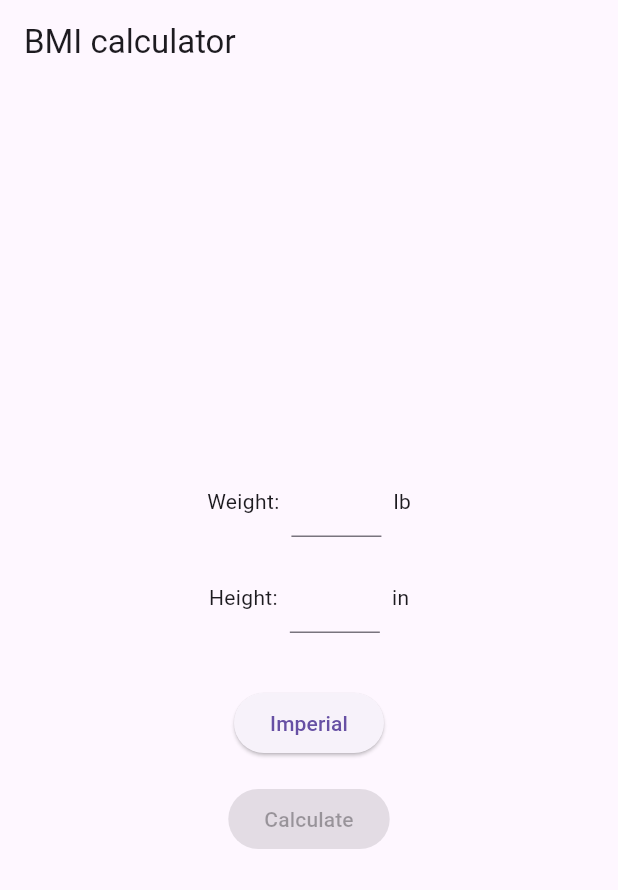
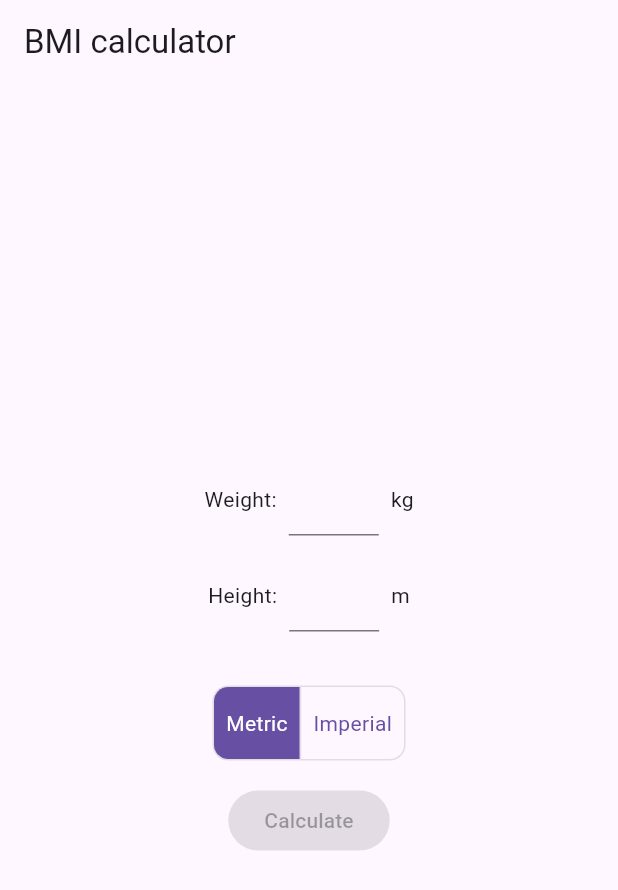
Before and after one commit to xszabo3/flutter_bmi, a Flutter app: the screen it shows after launch, after a tap on "Metric", on a phone screen of 412 x 824 dp. Shown: the top 890 px of the screen. Run offline on Flutter 3.47's test engine with Material 3 defaults, Android fonts, the phone set to English and light mode, and no system bars.

Commit message:
feat: rework unit switching - now uses toggle

```diff
--- a/lib/logic/bmi_logic.dart
+++ b/lib/logic/bmi_logic.dart
@@ -5,11 +5,12 @@ import 'package:flutter_bmi/model/bmi_model.dart';
 
 class BmiViewModel extends ChangeNotifier {
   final BmiModel model;
-  Unit unit = Unit.values.first;
   String? errorMessage;
   final heightTextController = TextEditingController();
   final weightTextController = TextEditingController();
   String? bmi;
+
+  Unit get unit => model.data.unit;
 
   Function()? get buttonStateHandler =>
     heightTextController.text.isNotEmpty && weightTextController.text.isNotEmpty
@@ -28,7 +29,7 @@ class BmiViewModel extends ChangeNotifier {
     super.dispose();
   }
 
-  Future<void> currentUnit() async {
+  /*Future<void> currentUnit() async { //TODO
     try {
       unit = (await model.loadFromServer());
     } catch (e) {
@@ -39,10 +40,15 @@ class BmiViewModel extends ChangeNotifier {
 
   Future<void> switchUnit() async {
     try {
-      unit = await model.switchUnit();
+      unit =
     } catch(e) {
       errorMessage = 'Cannot switch unit';
     }
+    notifyListeners();
+  }*/
+
+  void setUnit(int index){
+    model.setUnit(index);
     notifyListeners();
   }
 
@@ -66,7 +72,7 @@ class BmiViewModel extends ChangeNotifier {
         return;
     }
 
-    bmi = (weight / (pow(height, 2)) * unit.conversionFactor).toStringAsFixed(2);
+    bmi = (weight / (pow(height, 2)) * model.data.unit.conversionFactor).toStringAsFixed(2);
     notifyListeners();
   }
 }
--- a/lib/model/bmi_model.dart
+++ b/lib/model/bmi_model.dart
@@ -13,19 +13,39 @@ enum Unit{
   final double conversionFactor;
 }
 
+enum BmiCategory{
+  unknown,
+  underweight,
+  normal,
+  overweight,
+  obese
+}
+
+class BmiData{
+  Unit unit;
+  double height;
+  double weight;
+  double? bmi;
+  String? errorMessage;
+  BmiCategory category;
+
+  BmiData({
+    required this.unit,
+    required this.height,
+    required this.weight,
+    required this.category,
+  });
+}
+
 class BmiModel{
-  int index = 0;
-  final units = Unit.values;
-  final unitsLength = Unit.values.length;
+  final _unitsLength = Unit.values.length;
+  final BmiData _data = BmiData(unit: Unit.metric, height: 0, weight: 0, category: BmiCategory.unknown);
 
-  //Server simulation
-  Future<Unit> loadFromServer() async {
-    return await Future.value(Unit.values[index]);
-  }
+  BmiData get data => _data;
 
-  //Allows multiple units in the future
-  Future<Unit> switchUnit() async{
-    index = ++index % unitsLength;
-    return await loadFromServer();
+  void setUnit(int index){
+    index < _unitsLength
+    ? _data.unit = Unit.values[index]
+    : throw UnimplementedError('This unit is not implemented');
   }
 }
--- a/lib/ui/bmi_page.dart
+++ b/lib/ui/bmi_page.dart
@@ -82,10 +82,7 @@ class PageContents extends StatelessWidget {
         //Buttons
         Padding(
           padding: const EdgeInsets.all(8.0),
-          child: ElevatedButton(
-            key: const Key('unit_button'),
-            onPressed: viewModel.switchUnit,
-            child: Text(viewModel.unit.name.capitalize())),
+          child: UnitToggle(viewModel: viewModel),
         ),
         Padding(
           padding: const EdgeInsets.all(8.0),
@@ -114,6 +111,63 @@ class PageContents extends StatelessWidget {
         ],
       ],
     );
+  }
+}
+
+class UnitToggle extends StatefulWidget {
+  UnitToggle({
+    super.key,
+    required this.viewModel,
+  });
+
+  final BmiViewModel viewModel;
+
+  @override
+  State<UnitToggle> createState() => _UnitToggleState();
+}
+
+class _UnitToggleState extends State<UnitToggle> {
+  List<bool> isSelected = [true, false];
+
+
+  @override
+  Widget build(BuildContext context) {
+    final Color primary = Theme.of(context).colorScheme.primary;
+    return ToggleButtons(
+      isSelected: isSelected,
+      selectedColor: Colors.white,
+      color: primary,
+      fillColor: primary,
+      renderBorder: true,
+      borderRadius: BorderRadius.circular(10),
+      onPressed: (int newIndex) {
+        widget.viewModel.setUnit(newIndex);
+        setState(() {
+          for (int index = 0; index < isSelected.length; index++) {
+            if (index == newIndex) {
+              isSelected[index] = true;
+            } else {
+              isSelected[index] = false;
+            }
+          }
+        });
+      },
+      children: const [
+        Padding(
+          padding: EdgeInsets.all(8.0),
+          child: Text('Metric'),
+        ),
+        Padding(
+          padding: EdgeInsets.all(8.0),
+          child: Text('Imperial'),
+        ),
+      ],
+    );
+
+    /*ElevatedButton(
+      key: const Key('unit_button'),
+      onPressed: () {print('todo');}, //TODO
+      child: Text(viewModel.unit.name.capitalize()));*/
   }
 }
 
```
Also changed, not shown: 1 other file.
